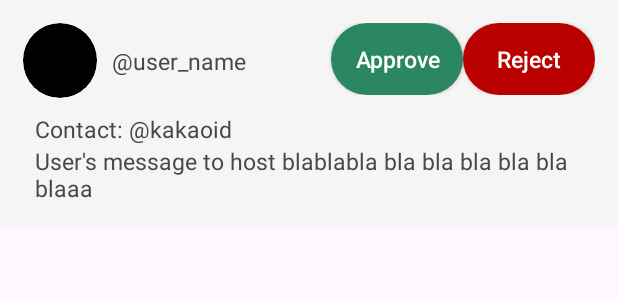
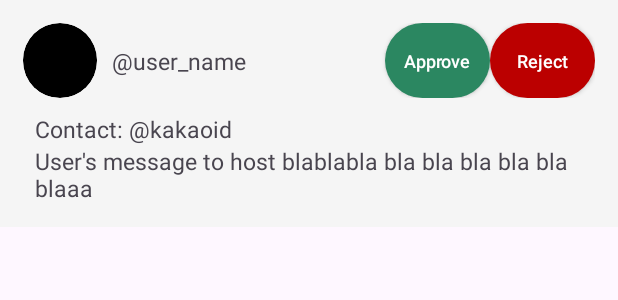
Before and after one commit to snuhcs-course/swpp-2023-project-team-19, an Android app: the layout applicant_card_layout.xml on its own in the app's theme, with its tools: preview values and no code run, on a phone screen of 412 x 824 dp. Shown: the top 300 px of the screen. Run offline under Robolectric (Android 15) with nearby library versions, the phone set to English and light mode, and no system bars.

Commit message:
modify frontend layout

```diff
--- a/frontend/app/src/main/java/com/example/gathernow/ProfileHome.java
+++ b/frontend/app/src/main/java/com/example/gathernow/ProfileHome.java
@@ -134,7 +134,7 @@ public class ProfileHome extends Fragment {
                 if (response.isSuccessful()) {
                     UserData current_userinfo = response.body();
                     String user_name = current_userinfo.name;
-                    profile_text.setText(user_name + ", welcome back!");
+                    profile_text.setText(user_name + ",\nwelcome back!");
 
                     // TODO: Call profile picture
                     // Get the source of image on the server by calling API http://20.2.88.70:8000/api/useravatar/{user_id}/
--- a/frontend/app/src/main/res/layout/activity_event_info.xml
+++ b/frontend/app/src/main/res/layout/activity_event_info.xml
@@ -340,7 +340,7 @@
         android:layout_height="wrap_content"
         android:onClick="onViewApplicants"
         android:text="View participants"
-        android:textSize="16sp"
+        android:textSize="15sp"
         android:visibility="invisible"
         app:layout_constraintHorizontal_chainStyle="spread"
         app:layout_constraintLeft_toLeftOf="parent"
--- a/frontend/app/src/main/res/layout/activity_main.xml
+++ b/frontend/app/src/main/res/layout/activity_main.xml
@@ -4,7 +4,7 @@
     xmlns:tools="http://schemas.android.com/tools"
     android:layout_width="match_parent"
     android:layout_height="match_parent"
-    android:padding="30dp"
+    android:padding="20dp"
     tools:context=".MainActivity">
 
     <androidx.constraintlayout.widget.Guideline
--- a/frontend/app/src/main/res/layout/applicant_card_layout.xml
+++ b/frontend/app/src/main/res/layout/applicant_card_layout.xml
@@ -60,10 +60,12 @@
                 android:visibility="visible"
                 android:id="@+id/approve_button"
                 style="@style/PositiveButton"
-                android:layout_width="wrap_content"
-                android:layout_height="wrap_content"
+                android:padding="2dp"
+                android:layout_marginTop="5dp"
+                android:layout_width="70dp"
+                android:layout_height="50dp"
                 android:text="Approve"
-                android:textSize="15sp"
+                android:textSize="12sp"
                 app:layout_constraintRight_toRightOf="parent"
                 app:layout_constraintRight_toLeftOf="@+id/reject_button"
                 app:layout_constraintBottom_toBottomOf="parent"/>
@@ -73,10 +75,12 @@
                 android:visibility="visible"
                 android:id="@+id/reject_button"
                 style="@style/DangerButton"
-                android:layout_width="wrap_content"
-                android:layout_height="wrap_content"
+                android:padding="2dp"
+                android:layout_width="70dp"
+                android:layout_height="50dp"
                 android:text="Reject"
-                android:textSize="15sp"
+                android:textSize="12sp"
+                android:layout_marginTop="5dp"
                 android:layout_marginLeft="5dp"
                 app:layout_constraintRight_toRightOf="parent"
                 app:layout_constraintBottom_toBottomOf="parent"/>
```
